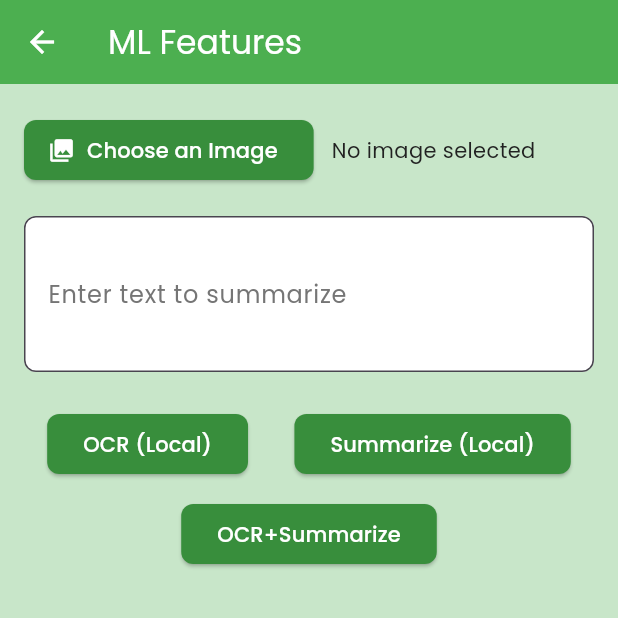
After one commit to MadridBabajev/MentorMe-Flutter-Hybrid, a Flutter app: the MlFeaturesView screen opened directly, after a tap on "Choose an Image", on a phone screen of 412 x 824 dp, the top half of it. The commit adds this screen. Run offline on Flutter 3.47's test engine with Material 3 defaults, Android fonts, the phone set to English and light mode, and no system bars; our stand-ins replace dio, flutter_riverpod, flutter_secure_storage, freezed_annotation, go_router, google_fonts and 5 more; missing offline and left inert: tflite_flutter; accounts and stored records are empty; generated files the repository leaves out were written again.

Commit message:
feature: load the ocr and summarization models

```diff
--- a/mentor_me/lib/common/constants/app_navigation_routes.dart
+++ b/mentor_me/lib/common/constants/app_navigation_routes.dart
@@ -16,6 +16,7 @@ class AppRoutes {
   static const String availabilities = "/availabilities";
   static const String paymentMethods = "/payment-methods";
   static const String bankingDetails = "/banking-details";
+  static const String mlFeatures = "/ml-features";
   static const String inbox = "/inbox";
 
   const AppRoutes._();
--- a/mentor_me/lib/pages/components/layout/app_body.dart
+++ b/mentor_me/lib/pages/components/layout/app_body.dart
@@ -7,6 +7,7 @@ import 'package:mentor_me/pages/views/lessons/lesson_reservation_view.dart';
 import 'package:mentor_me/pages/views/lessons/lessons_list_view.dart';
 import 'package:mentor_me/pages/views/public/authorization_view.dart';
 import 'package:mentor_me/pages/views/public/home_view.dart';
+import 'package:mentor_me/pages/views/public/ml_features_view.dart';
 import 'package:mentor_me/pages/views/public/settings_view.dart';
 import 'package:mentor_me/pages/views/public/subjects/subject_details_view.dart';
 import 'package:mentor_me/pages/views/public/subjects/subjects_list_view.dart';
@@ -36,6 +37,7 @@ class AppBody extends ConsumerWidget {
           AppRoutes.tutorSearch: TutorSearchView(),
           AppRoutes.subjectList: SubjectsListView(),
           AppRoutes.subjectDetails: SubjectDetailsView(),
+          AppRoutes.mlFeatures: MlFeaturesView(),
           AppRoutes.lessonList: authState.isAuthorized ? LessonsListView() : HomeView(),
           AppRoutes.lessonDetails: authState.isAuthorized ? LessonDetailsView() : HomeView(),
           AppRoutes.lessonPayment: authState.isAuthorized ? LessonPaymentView() : HomeView(),
--- a/mentor_me/lib/pages/components/layout/app_drawer.dart
+++ b/mentor_me/lib/pages/components/layout/app_drawer.dart
@@ -55,6 +55,8 @@ class AppDrawer extends ConsumerWidget {
                     AppRoutes.subjectList),
                 DrawerTile(translations.drawerTutorSearch, Icons.search,
                     AppRoutes.tutorSearch),
+                DrawerTile("ML features", Icons.adb,
+                    AppRoutes.mlFeatures),
                 const Divider(),
                 DrawerTile(translations.drawerAbout, Icons.info, AppRoutes.home),
               ],
--- /dev/null
+++ b/mentor_me/lib/pages/views/public/ml_features_view.dart
@@ -0,0 +1,218 @@
+import 'dart:io';
+import 'package:flutter/material.dart';
+import 'package:flutter_riverpod/flutter_riverpod.dart';
+import 'package:google_fonts/google_fonts.dart';
+import 'package:image_picker/image_picker.dart'; // <-- import image_picker here
+import 'package:mentor_me/common/constants/colors.dart';
+import 'package:mentor_me/state/views/ml_features/ml_features_provider.dart';
+
+/// A Flutter page that demonstrates local OCR and Summarization (inference).
+/// It has:
+///   - A button to pick an image from gallery
+///   - A text field for manual text to summarize
+///   - Buttons to run local OCR, Summarize, or both
+///   - A place to display results
+class MlFeaturesView extends ConsumerStatefulWidget {
+  const MlFeaturesView({super.key});
+
+  @override
+  ConsumerState<MlFeaturesView> createState() => _MlFeaturesViewState();
+}
+
+class _MlFeaturesViewState extends ConsumerState<MlFeaturesView> {
+  File? _selectedImage;
+  final _manualTextController = TextEditingController();
+
+  @override
+  void initState() {
+    super.initState();
+    // Ensure the models are loaded once
+    ref.read(mlFeaturesProvider.notifier).loadAllModels();
+  }
+
+  @override
+  Widget build(BuildContext context) {
+    final mlFeaturesState = ref.watch(mlFeaturesProvider);
+
+    return Scaffold(
+      appBar: AppBar(
+        title: Text(
+          "ML Features",
+          style: GoogleFonts.poppins(color: AppColors.textIconsColor),
+        ),
+        backgroundColor: AppColors.primaryColor,
+      ),
+      backgroundColor: AppColors.lightPrimaryColor,
+      body: SafeArea(
+        child: SingleChildScrollView(
+          padding: const EdgeInsets.symmetric(horizontal: 16, vertical: 20),
+          child: Column(
+            children: [
+              // Image picker row
+              Row(
+                children: [
+                  ElevatedButton.icon(
+                    onPressed: mlFeaturesState.isLoading ? null : _pickImage,
+                    style: ElevatedButton.styleFrom(
+                      backgroundColor: AppColors.darkPrimaryColor,
+                      shape: RoundedRectangleBorder(
+                        borderRadius: BorderRadius.circular(8),
+                      ),
+                    ),
+                    icon: const Icon(Icons.photo_library, color: AppColors.textIconsColor),
+                    label: const Text("Choose an Image", style: TextStyle(color: AppColors.textIconsColor)),
+                  ),
+                  const SizedBox(width: 12),
+                  Expanded(
+                    child: Text(
+                      _selectedImage == null
+                          ? "No image selected"
+                          : _selectedImage!.path.split("/").last,
+                      overflow: TextOverflow.ellipsis,
+                      style: GoogleFonts.poppins(fontSize: 14),
+                    ),
+                  )
+                ],
+              ),
+
+              const SizedBox(height: 20),
+              // Text area for manual summarization
+              TextField(
+                controller: _manualTextController,
+                maxLines: 3,
+                decoration: InputDecoration(
+                  labelText: "Enter text to summarize",
+                  labelStyle: GoogleFonts.poppins(color: AppColors.secondaryTextColor),
+                  fillColor: Colors.white,
+                  filled: true,
+                  border: OutlineInputBorder(borderRadius: BorderRadius.circular(8)),
+                  focusedBorder: OutlineInputBorder(
+                    borderRadius: BorderRadius.circular(8),
+                    borderSide: BorderSide(color: AppColors.darkPrimaryColor),
+                  ),
+                ),
+              ),
+
+              const SizedBox(height: 24),
+
+              // Buttons row
+              Row(
+                mainAxisAlignment: MainAxisAlignment.spaceAround,
+                children: [
+                  _buildActionButton(
+                    label: "OCR (Local)",
+                    onPressed: mlFeaturesState.isLoading
+                        ? null
+                        : () => ref.read(mlFeaturesProvider.notifier)
+                        .runLocalOcr(_selectedImage),
+                  ),
+                  _buildActionButton(
+                    label: "Summarize (Local)",
+                    onPressed: mlFeaturesState.isLoading
+                        ? null
+                        : () {
+                      final text = _manualTextController.text;
+                      ref
+                          .read(mlFeaturesProvider.notifier)
+                          .runLocalSummarize(text);
+                    },
+                  )
+                ],
+              ),
+              const SizedBox(height: 12),
+              Row(
+                mainAxisAlignment: MainAxisAlignment.center,
+                children: [
+                  _buildActionButton(
+                  label: "OCR+Summarize",
+                  onPressed: mlFeaturesState.isLoading
+                      ? null
+                      : () => ref.read(mlFeaturesProvider.notifier)
+                      .runLocalOcrAndSummarize(_selectedImage))
+                ]
+              ),
+              const SizedBox(height: 20),
+
+              // Loading indicator & results
+              if (mlFeaturesState.isLoading) ...[
+                const CircularProgressIndicator(),
+                const SizedBox(height: 20),
+              ],
+
+              if (mlFeaturesState.errorMessage.isNotEmpty)
+                Text(
+                  "Error: ${mlFeaturesState.errorMessage}",
+                  style: GoogleFonts.poppins(color: AppColors.errorColor, fontSize: 14),
+                ),
+
+              if (mlFeaturesState.ocrText.isNotEmpty) ...[
+                const SizedBox(height: 10),
+                Text(
+                  "Local OCR result:",
+                  style: GoogleFonts.poppins(fontWeight: FontWeight.bold),
+                ),
+                Text(
+                  mlFeaturesState.ocrText.join("\n"),
+                  style: GoogleFonts.poppins(),
+                ),
+              ],
+
+              if (mlFeaturesState.summaryText.isNotEmpty) ...[
+                const SizedBox(height: 10),
+                Text(
+                  "Local Summarization result:",
+                  style: GoogleFonts.poppins(fontWeight: FontWeight.bold),
+                ),
+                Text(
+                  mlFeaturesState.summaryText,
+                  style: GoogleFonts.poppins(),
+                ),
+              ],
+
+              if (mlFeaturesState.combinedText.isNotEmpty) ...[
+                const SizedBox(height: 10),
+                Text(
+                  "Local OCR+Summarization combined:",
+                  style: GoogleFonts.poppins(fontWeight: FontWeight.bold),
+                ),
+                Text(
+                  mlFeaturesState.combinedText,
+                  style: GoogleFonts.poppins(),
+                ),
+              ],
+            ],
+          ),
+        ),
+      ),
+    );
+  }
+
+  /// Helper widget for the three main action buttons
+  Widget _buildActionButton({
+    required String label,
+    required VoidCallback? onPressed,
+  }) {
+    return ElevatedButton(
+      onPressed: onPressed,
+      style: ElevatedButton.styleFrom(
+        backgroundColor: AppColors.darkPrimaryColor,
+        shape: RoundedRectangleBorder(
+          borderRadius: BorderRadius.circular(8),
+        ),
+      ),
+      child: Text(label, style: GoogleFonts.poppins(color: AppColors.textIconsColor)),
+    );
+  }
+
+  /// Picks an image using the system gallery
+  Future<void> _pickImage() async {
+    try {
+      final picked = await ImagePicker().pickImage(source: ImageSource.gallery);
+      if (picked != null) {
+        setState(() => _selectedImage = File(picked.path));
+      }
+    } catch (e) {
+      debugPrint("Image picking error: $e");
+    }
+  }
+}
--- /dev/null
+++ b/mentor_me/lib/services/ml/local_summarizer_model_service.dart
@@ -0,0 +1,57 @@
+import 'package:tflite_flutter/tflite_flutter.dart';
+
+/// A service that loads and runs inference using a T5-based summarization model.
+/// Because T5 typically requires dynamic shapes & text tokenization, you’ll have
+/// to carefully handle the input sequence. This example is minimal, focusing on
+/// loading the TFLite model and providing a placeholder function to illustrate.
+class LocalSummarizerModelService {
+  late Interpreter _interpreter;
+  bool _isModelLoaded = false;
+  bool _isRunningInference = false;
+
+  Future<void> loadModel({String modelAssetPath = 'assets/ml_models/summarization/summarization_model.tflite'}) async {
+    if (_isModelLoaded) return;
+
+    try {
+      _interpreter = await Interpreter.fromAsset(modelAssetPath, options: InterpreterOptions());
+      _isModelLoaded = true;
+    } catch (e) {
+      rethrow;
+    }
+  }
+
+  bool get isModelLoaded => _isModelLoaded;
+  bool get isRunningInference => _isRunningInference;
+
+  /// Summarize the given text. In reality, you need to:
+  /// 1) Tokenize the text to input IDs.
+  /// 2) Provide those input IDs and possibly additional parameters (like attention mask) to the T5 model.
+  /// 3) Interpret the output IDs and convert them back to text.
+  ///
+  /// This is placeholder logic because T5 with TFLite can require quite some advanced bridging.
+  Future<String> summarizeText(String inputText) async {
+    if (!_isModelLoaded) {
+      throw Exception('Summarization model is not loaded. Call loadModel() first.');
+    }
+    _isRunningInference = true;
+    try {
+      final maxTokens = 256;
+      final inputIds = List<int>.filled(maxTokens, 0); // Not real tokens
+      final input = [inputIds]; // shape [1, 256]
+
+      final outputShape = [1, 64];
+      final output = List.filled(1 * 64, 0).reshape([1, 64]);
+
+      _interpreter.run(input, output);
+
+      return "This is a placeholder TFLite-based summary of your text.";
+    } finally {
+      _isRunningInference = false;
+    }
+  }
+
+  /// A convenience method to handle chunking if input text is large.
+  Future<String> chunkAndSummarize(String inputText) async {
+    return summarizeText(inputText);
+  }
+}
--- /dev/null
+++ b/mentor_me/lib/state/views/ml_features/ml_features_provider.dart
@@ -0,0 +1,99 @@
+import 'dart:io';
+import 'package:flutter_riverpod/flutter_riverpod.dart';
+import 'package:mentor_me/common/logger/logger.dart';
+import 'package:mentor_me/services/ml/local_ocr_model_service.dart';
+import 'package:mentor_me/services/ml/local_summarizer_model_service.dart';
+import 'package:mentor_me/state/views/ml_features/ml_features_state.dart';
+
+/// Provide a single instance for the entire app, or scoping as you see fit.
+final mlFeaturesProvider = StateNotifierProvider<MlFeaturesNotifier, MlFeaturesState>((ref) {
+  return MlFeaturesNotifier(LocalOcrModelService(), LocalSummarizerModelService());
+});
+
+/// The Riverpod state notifier that loads the TFLite models and runs inference.
+class MlFeaturesNotifier extends StateNotifier<MlFeaturesState> {
+  final LocalOcrModelService _ocrService;
+  final LocalSummarizerModelService _summarizerService;
+  final AppLogger _logger;
+
+  MlFeaturesNotifier(this._ocrService, this._summarizerService)
+      : _logger = AppLogger(),
+        super(MlFeaturesState());
+
+  Future<void> loadAllModels() async {
+    try {
+      await _ocrService.loadModel();
+      _logger.logInfo("OCR model loaded!");
+      await _summarizerService.loadModel();
+      _logger.logInfo("Summarizer model loaded!");
+    } catch (e) {
+      _logger.logError("Error loading local models: $e");
+      state = state.copyWith(errorMessage: 'Error loading local models');
+    }
+  }
+
+  Future<void> runLocalOcr(File? imageFile) async {
+    if (imageFile == null) {
+      state = state.copyWith(errorMessage: 'No image selected!');
+      return;
+    }
+    state = state.copyWith(isLoading: true, errorMessage: '', ocrText: []);
+    try {
+      final lines = await _ocrService.extractHandwrittenText(imageFile);
+      state = state.copyWith(ocrText: lines, isLoading: false);
+    } catch (e) {
+      _logger.logError("Error running OCR: $e");
+      state = state.copyWith(errorMessage: e.toString(), isLoading: false);
+    }
+  }
+
+  Future<void> runLocalSummarize(String manualText) async {
+    if (manualText.trim().isEmpty) {
+      state = state.copyWith(errorMessage: 'Enter text to summarize.');
+      return;
+    }
+    state = state.copyWith(isLoading: true, errorMessage: '', summaryText: '');
+    try {
+      final summary = await _summarizerService.chunkAndSummarize(manualText);
+      state = state.copyWith(summaryText: summary, isLoading: false);
+    } catch (e) {
+      _logger.logError("Error summarizing text: $e");
+      state = state.copyWith(errorMessage: e.toString(), isLoading: false);
+    }
+  }
+
+  Future<void> runLocalOcrAndSummarize(File? imageFile) async {
+    if (imageFile == null) {
+      state = state.copyWith(errorMessage: 'No image selected!');
+      return;
+    }
+    state = state.copyWith(
+      isLoading: true,
+      errorMessage: '',
+      combinedText: '',
+      ocrText: [],
+      summaryText: '',
+    );
+    try {
+      // 1) OCR
+      final lines = await _ocrService.extractHandwrittenText(imageFile);
+      final combinedText = lines.join(' ');
+      // 2) Summarize
+      final summary = await _summarizerService.chunkAndSummarize(combinedText);
+      // Save to state
+      state = state.copyWith(isLoading: false, combinedText: summary);
+    } catch (e) {
+      _logger.logError("Error in local OCR+Summarize: $e");
+      state = state.copyWith(errorMessage: e.toString(), isLoading: false);
+    }
+  }
+
+  void resetLocalOutputs() {
+    state = state.copyWith(
+      ocrText: [],
+      summaryText: '',
+      combinedText: '',
+      errorMessage: '',
+    );
+  }
+}
```
Also changed, not shown: mentor_me/lib/services/ml/local_ocr_model_service.dart (added, +226 -0 lines), mentor_me/lib/state/views/ml_features/ml_features_state.dart (added, +32 -0 lines), mentor_me/pubspec.yaml (+7 -64 lines), mentor_me/pubspec.lock, 1 other file.
